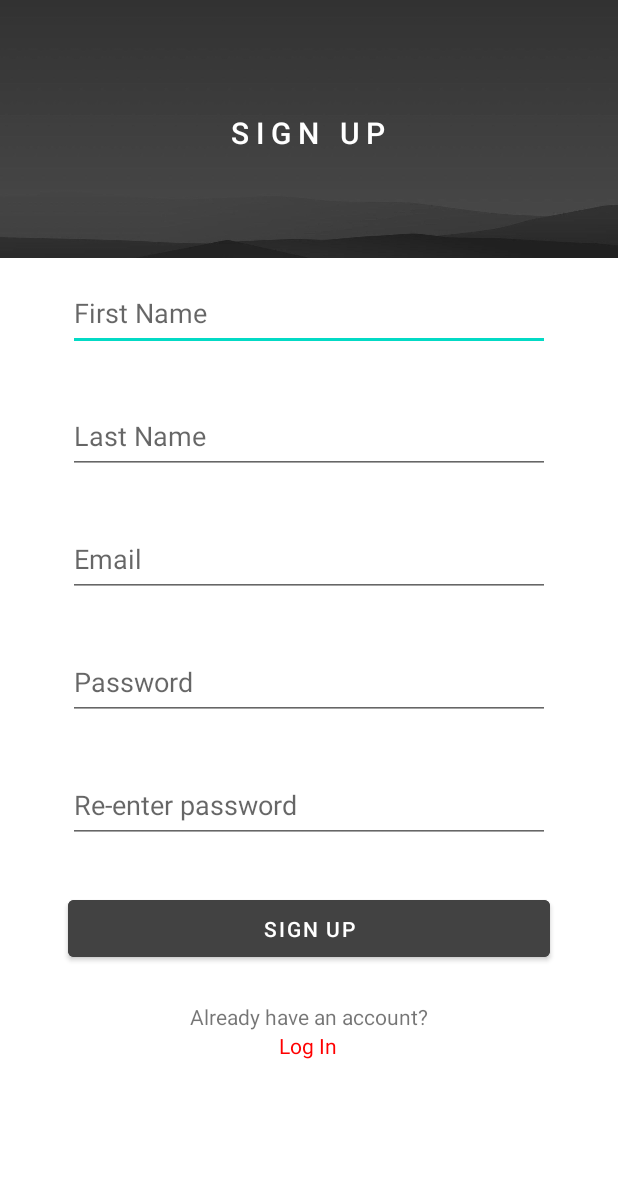
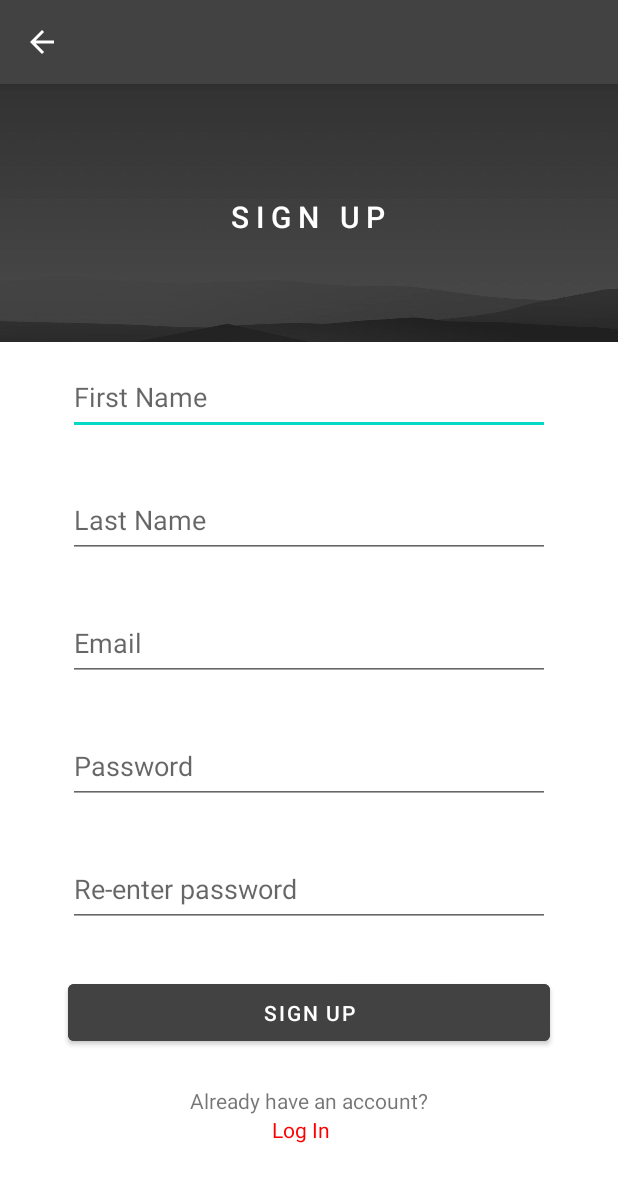
Before and after one commit to quachthientai/E-learning-android-app-development, an Android app: the screen it shows after launch (activity_signup), after a tap on "SIGN UP", on a phone screen of 412 x 824 dp. Shown: the top 1182 px of the screen. Run offline under Robolectric (Android 15) with nearby library versions, the phone set to English and light mode, and no system bars; our stand-ins replace Firebase (no records; nobody signed in at launch, a user with empty details on screens opened directly).

Commit message:
update progress bar, make the code more cleaner, update back button on action bar

```diff
--- a/app/src/main/java/com/example/e_learning/MainActivity.java
+++ b/app/src/main/java/com/example/e_learning/MainActivity.java
@@ -9,7 +9,7 @@ import android.util.Log;
 import android.view.View;
 import android.widget.Button;
 
-public class MainActivity extends AppCompatActivity{
+public class MainActivity extends AppCompatActivity implements  View.OnClickListener{
     private static final String TAG = "MainActivity";
     private Button signinBtnMain, signupBtnMain;
     private ConstraintLayout parent;
@@ -21,30 +21,29 @@ public class MainActivity extends AppCompatActivity{
         setContentView(R.layout.activity_main);
 
         mainViews();
-        signinBtnMain.setOnClickListener(new View.OnClickListener() {
-            @Override
-            public void onClick(View view) {
+    }
+
+    public void onClick(View view){
+        switch (view.getId()){
+            case R.id.signinBtn:
                 Log.d(TAG,"signinViews: Started");
                 Intent signIn = new Intent(MainActivity.this,activity_signin.class);
                 startActivity(signIn);
-            }
-        });
-
-        signupBtnMain.setOnClickListener(new View.OnClickListener() {
-            @Override
-            public void onClick(View view) {
+                break;
+            case R.id.signupBtn:
                 Log.d(TAG,"signunViews: Started");
                 Intent signUp = new Intent(MainActivity.this,activity_signup.class);
                 startActivity(signUp);
-            }
-        });
-
+                break;
+        }
     }
 
     //Initialize method, initialize all the button of home screen
     private void mainViews() {
         Log.d(TAG,"mainViews: Started");
         signinBtnMain = findViewById(R.id.signinBtn);
-        signupBtnMain = findViewById(R.id.signupBtnSI);
+        signinBtnMain.setOnClickListener(this);
+        signupBtnMain = findViewById(R.id.signupBtn);
+        signupBtnMain.setOnClickListener(this);
     }
 }
--- a/app/src/main/java/com/example/e_learning/activity_signup.java
+++ b/app/src/main/java/com/example/e_learning/activity_signup.java
@@ -12,6 +12,7 @@ import android.view.View;
 import android.widget.Button;
 import android.widget.EditText;
 import android.widget.ImageView;
+import android.widget.ProgressBar;
 import android.widget.TextView;
 import android.widget.Toast;
 
@@ -32,6 +33,8 @@ public class activity_signup extends AppCompatActivity implements View.OnClickLi
     private TextView signupTextViewSU, haveAccountTextViewSU, loginSU;
     private ConstraintLayout childSignUp;
     private TextView register, forgotPassword;
+    private ProgressBar progressBarSU;
+
     //Declare firebase authentication to project
     private FirebaseAuth ELearning2;
 
@@ -40,6 +43,8 @@ public class activity_signup extends AppCompatActivity implements View.OnClickLi
         super.onCreate(savedInstanceState);
         setContentView(R.layout.activity_signup);
         signupView();
+
+        getSupportActionBar().setDisplayHomeAsUpEnabled(true);
 
         //Initialize firebase authentication
         ELearning2 = FirebaseAuth.getInstance();
@@ -64,6 +69,8 @@ public class activity_signup extends AppCompatActivity implements View.OnClickLi
         signupTextViewSU = findViewById(R.id.signupTextView_SU);
         haveAccountTextViewSU = findViewById(R.id.haveAccount_SU);
         loginSU = findViewById(R.id.loginView_SU);
+
+        progressBarSU = (ProgressBar) findViewById(R.id.progressBarSU);
     }
 
     //method onClick of signup activity
@@ -135,7 +142,7 @@ public class activity_signup extends AppCompatActivity implements View.OnClickLi
             return;
         }
 
-
+        progressBarSU.setVisibility(View.VISIBLE);
         //create user and add data to firebase
         ELearning2.createUserWithEmailAndPassword(email, password)
                 .addOnCompleteListener(new OnCompleteListener<AuthResult>() {
@@ -143,6 +150,7 @@ public class activity_signup extends AppCompatActivity implements View.OnClickLi
                     public void onComplete(@NonNull Task<AuthResult> task) {
                         //if the task is successful
                         if(task.isSuccessful()){
+
                             //create the obj of UserInfo class hold the firstname, lastname and email
                             UserInfo user = new UserInfo(firstName, lastName, email);
 
@@ -156,9 +164,11 @@ public class activity_signup extends AppCompatActivity implements View.OnClickLi
                                 public void onComplete(@NonNull Task<Void> task) {
                                     //if task successful
                                     if (task.isSuccessful()){
+                                        progressBarSU.setVisibility(View.GONE);
                                         //show message "successfully"
                                         Toast.makeText(activity_signup.this, "User has been registered successfully!", Toast.LENGTH_SHORT).show();
                                     }else{
+                                        progressBarSU.setVisibility(View.GONE);
                                         //if not, show "failed"
                                         Toast.makeText(activity_signup.this, "Failed to register! Try again!", Toast.LENGTH_SHORT).show();
                                     }
--- a/app/src/main/java/com/example/e_learning/forgot_password.java
+++ b/app/src/main/java/com/example/e_learning/forgot_password.java
@@ -21,6 +21,7 @@ public class forgot_password extends AppCompatActivity {
     private Button resetPasswordButton;
     private ProgressBar progressBar;
     FirebaseAuth auth;
+
     @Override
     protected void onCreate(Bundle savedInstanceState) {
         super.onCreate(savedInstanceState);
@@ -29,6 +30,7 @@ public class forgot_password extends AppCompatActivity {
         resetPasswordButton = (Button) findViewById(R.id.resetPassword);
         progressBar = (ProgressBar) findViewById(R.id.progressBar);
 
+        getSupportActionBar().setDisplayHomeAsUpEnabled(true);
         auth = FirebaseAuth.getInstance();
 
         resetPasswordButton.setOnClickListener(new View.OnClickListener() {
@@ -58,9 +60,10 @@ public class forgot_password extends AppCompatActivity {
             public void onComplete(@NonNull Task<Void> task) {
                 if(task.isSuccessful()){
                     Toast.makeText(forgot_password.this, "Check your email to reset your password", Toast.LENGTH_SHORT).show();
-
+                    progressBar.setVisibility(View.GONE);
                 }else{
                     Toast.makeText(forgot_password.this, "Try again! Something wrong happened!", Toast.LENGTH_SHORT).show();
+                    progressBar.setVisibility(View.GONE);
                 }
             }
         });
--- a/app/src/main/res/layout/activity_main.xml
+++ b/app/src/main/res/layout/activity_main.xml
@@ -86,7 +86,7 @@
         app:layout_constraintVertical_bias="0.243" />
 
     <Button
-        android:id="@+id/signupBtnSI"
+        android:id="@+id/signupBtn"
         android:layout_width="277dp"
         android:layout_height="48dp"
         android:backgroundTint="@color/dark_grey"
--- a/app/src/main/res/layout/activity_signup.xml
+++ b/app/src/main/res/layout/activity_signup.xml
@@ -84,9 +84,11 @@
         android:id="@+id/loginView_SU"
         android:layout_width="wrap_content"
         android:layout_height="wrap_content"
+        android:clickable="true"
+        android:minWidth="48dp"
+        android:minHeight="48dp"
+        android:onClick="onClick"
         android:text="Log In"
-        android:clickable="true"
-        android:onClick="onClick"
         android:textColor="#FF0000"
         app:layout_constraintBottom_toBottomOf="parent"
         app:layout_constraintEnd_toEndOf="@+id/haveAccount_SU"
@@ -137,4 +139,17 @@
         app:layout_constraintTop_toTopOf="parent"
         app:layout_constraintVertical_bias="0.278" />
 
+    <ProgressBar
+        android:id="@+id/progressBarSU"
+        style="?android:attr/progressBarStyle"
+        android:layout_width="wrap_content"
+        android:layout_height="wrap_content"
+        android:visibility="gone"
+        app:layout_constraintBottom_toBottomOf="parent"
+        app:layout_constraintEnd_toEndOf="parent"
+        app:layout_constraintHorizontal_bias="0.498"
+        app:layout_constraintStart_toStartOf="parent"
+        app:layout_constraintTop_toTopOf="parent"
+        app:layout_constraintVertical_bias="0.559" />
+
 </androidx.constraintlayout.widget.ConstraintLayout>
--- a/app/src/main/res/values-night/themes.xml
+++ b/app/src/main/res/values-night/themes.xml
@@ -2,13 +2,13 @@
     <!-- Base application theme. -->
     <style name="Theme.Elearning" parent="Theme.MaterialComponents.DayNight.DarkActionBar">
         <!-- Primary brand color. -->
-        <item name="colorPrimary">@color/purple_200</item>
-        <item name="colorPrimaryVariant">@color/purple_700</item>
-        <item name="colorOnPrimary">@color/black</item>
+        <item name="colorPrimary">@color/dark_grey</item>
+        <item name="colorPrimaryVariant">@color/dark_grey</item>
+        <item name="colorOnPrimary">@color/white</item>
         <!-- Secondary brand color. -->
         <item name="colorSecondary">@color/teal_200</item>
         <item name="colorSecondaryVariant">@color/teal_200</item>
-        <item name="colorOnSecondary">@color/black</item>
+        <item name="colorOnSecondary">@color/white</item>
         <!-- Status bar color. -->
         <item name="android:statusBarColor" tools:targetApi="l">?attr/colorPrimaryVariant</item>
         <!-- Customize your theme here. -->
--- a/app/src/main/res/values/themes.xml
+++ b/app/src/main/res/values/themes.xml
@@ -1,16 +1,18 @@
 <resources xmlns:tools="http://schemas.android.com/tools">
     <!-- Base application theme. -->
-    <style name="Theme.Elearning" parent="Theme.MaterialComponents.DayNight.NoActionBar">
+    <style name="Theme.Elearning" parent="Theme.MaterialComponents.DayNight.DarkActionBar">
         <!-- Primary brand color. -->
-        <item name="colorPrimary">@color/purple_500</item>
-        <item name="colorPrimaryVariant">@color/purple_700</item>
+        <item name="colorPrimary">@color/dark_grey</item>
+        <item name="colorPrimaryVariant">@color/dark_grey</item>
         <item name="colorOnPrimary">@color/white</item>
         <!-- Secondary brand color. -->
         <item name="colorSecondary">@color/teal_200</item>
         <item name="colorSecondaryVariant">@color/teal_700</item>
-        <item name="colorOnSecondary">@color/black</item>
+        <item name="colorOnSecondary">@color/white</item>
         <!-- Status bar color. -->
         <item name="android:statusBarColor" tools:targetApi="l">?attr/colorPrimaryVariant</item>
         <!-- Customize your theme here. -->
+
     </style>
+
 </resources>
```
Also changed, not shown: app/src/main/AndroidManifest.xml (+6 -7 lines), app/src/main/java/com/example/e_learning/activity_signin.java (+11 -12 lines), app/src/main/res/layout/activity_signin.xml (+7 -5 lines).
